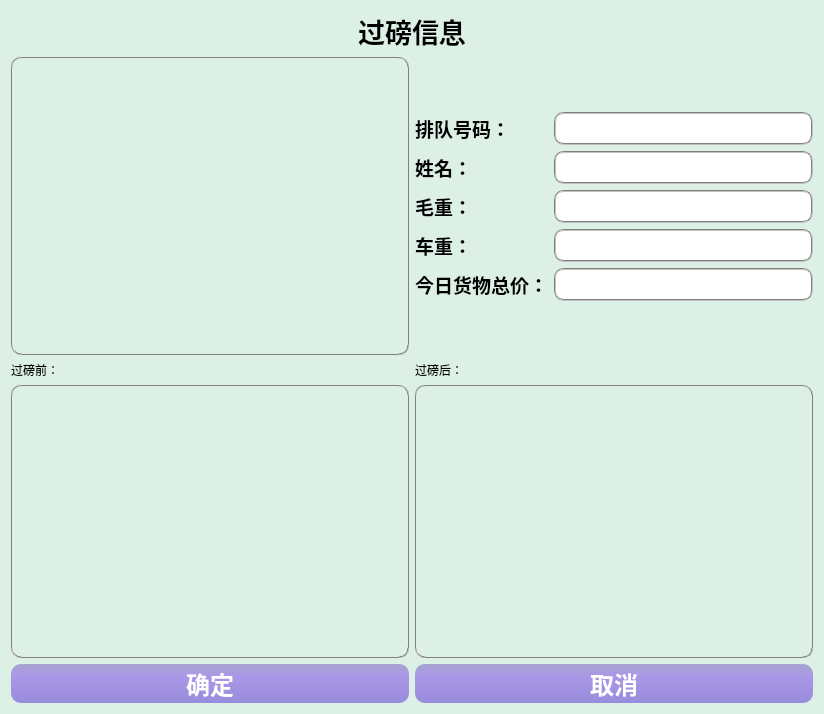
Before: the Qt Designer form weighinfo.ui in ljhuan/WasteRecycle, drawn with Qt 5.
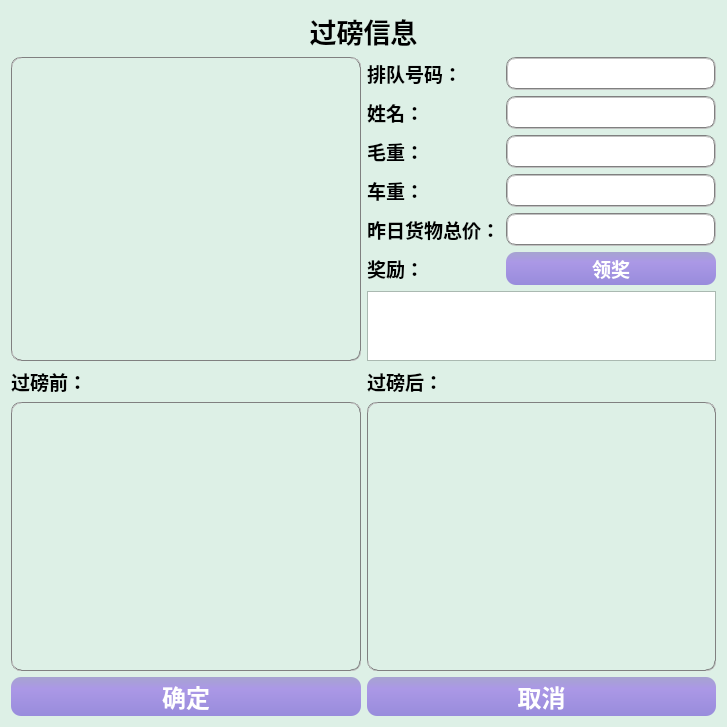
After: the same form once the commit is applied.

What changed in the file:
```diff
--- a/weighinfo.ui
+++ b/weighinfo.ui
@@ -6,8 +6,8 @@
    <rect>
     <x>0</x>
     <y>0</y>
-    <width>824</width>
-    <height>714</height>
+    <width>727</width>
+    <height>727</height>
    </rect>
   </property>
   <property name="palette">
@@ -77,7 +77,7 @@
   <property name="windowTitle">
    <string>Dialog</string>
   </property>
-  <layout class="QVBoxLayout" name="verticalLayout" stretch="1,10,10,1">
+  <layout class="QVBoxLayout" name="verticalLayout" stretch="0,1,1,0">
    <item>
     <widget class="QLabel" name="label_13">
      <property name="font">
@@ -109,49 +109,7 @@
       </widget>
      </item>
      <item>
-      <layout class="QFormLayout" name="formLayout">
-       <property name="formAlignment">
-        <set>Qt::AlignLeading|Qt::AlignLeft|Qt::AlignVCenter</set>
-       </property>
-       <item row="0" column="0">
-        <widget class="QLabel" name="label_4">
-         <property name="font">
-          <font>
-           <family>Arial</family>
-           <pointsize>14</pointsize>
-           <weight>75</weight>
-           <bold>true</bold>
-          </font>
-         </property>
-         <property name="text">
-          <string>排队号码：</string>
-         </property>
-        </widget>
-       </item>
-       <item row="0" column="1">
-        <widget class="QLineEdit" name="le_num">
-         <property name="enabled">
-          <bool>false</bool>
-         </property>
-         <property name="sizePolicy">
-          <sizepolicy hsizetype="Preferred" vsizetype="Fixed">
-           <horstretch>0</horstretch>
-           <verstretch>0</verstretch>
-          </sizepolicy>
-         </property>
-         <property name="font">
-          <font>
-           <family>Arial</family>
-           <pointsize>14</pointsize>
-           <weight>75</weight>
-           <bold>true</bold>
-          </font>
-         </property>
-         <property name="styleSheet">
-          <string notr="true">border:2px groove gray;border-radius:10px;padding:2px 4px;</string>
-         </property>
-        </widget>
-       </item>
+      <layout class="QGridLayout" name="gridLayout_2">
        <item row="1" column="0">
         <widget class="QLabel" name="label_2">
          <property name="font">
@@ -191,6 +149,69 @@
          </property>
         </widget>
        </item>
+       <item row="0" column="0">
+        <widget class="QLabel" name="label_4">
+         <property name="font">
+          <font>
+           <family>Arial</family>
+           <pointsize>14</pointsize>
+           <weight>75</weight>
+           <bold>true</bold>
+          </font>
+         </property>
+         <property name="text">
+          <string>排队号码：</string>
+         </property>
+        </widget>
+       </item>
+       <item row="0" column="1">
+        <widget class="QLineEdit" name="le_num">
+         <property name="enabled">
+          <bool>false</bool>
+         </property>
+         <property name="sizePolicy">
+          <sizepolicy hsizetype="Preferred" vsizetype="Fixed">
+           <horstretch>0</horstretch>
+           <verstretch>0</verstretch>
+          </sizepolicy>
+         </property>
+         <property name="font">
+          <font>
+           <family>Arial</family>
+           <pointsize>14</pointsize>
+           <weight>75</weight>
+           <bold>true</bold>
+          </font>
+         </property>
+         <property name="styleSheet">
+          <string notr="true">border:2px groove gray;border-radius:10px;padding:2px 4px;</string>
+         </property>
+        </widget>
+       </item>
+       <item row="3" column="1">
+        <widget class="QLineEdit" name="le_vWeigh">
+         <property name="enabled">
+          <bool>false</bool>
+         </property>
+         <property name="sizePolicy">
+          <sizepolicy hsizetype="Preferred" vsizetype="Fixed">
+           <horstretch>0</horstretch>
+           <verstretch>0</verstretch>
+          </sizepolicy>
+         </property>
+         <property name="font">
+          <font>
+           <family>Arial</family>
+           <pointsize>14</pointsize>
+           <weight>75</weight>
+           <bold>true</bold>
+          </font>
+         </property>
+         <property name="styleSheet">
+          <string notr="true">border:2px groove gray;border-radius:10px;padding:2px 4px;</string>
+         </property>
+        </widget>
+       </item>
        <item row="2" column="0">
         <widget class="QLabel" name="label_5">
          <property name="font">
@@ -206,30 +227,6 @@
          </property>
         </widget>
        </item>
-       <item row="2" column="1">
-        <widget class="QLineEdit" name="le_rWeigh">
-         <property name="enabled">
-          <bool>false</bool>
-         </property>
-         <property name="sizePolicy">
-          <sizepolicy hsizetype="Preferred" vsizetype="Fixed">
-           <horstretch>0</horstretch>
-           <verstretch>0</verstretch>
-          </sizepolicy>
-         </property>
-         <property name="font">
-          <font>
-           <family>Arial</family>
-           <pointsize>14</pointsize>
-           <weight>75</weight>
-           <bold>true</bold>
-          </font>
-         </property>
-         <property name="styleSheet">
-          <string notr="true">border:2px groove gray;border-radius:10px;padding:2px 4px;</string>
-         </property>
-        </widget>
-       </item>
        <item row="3" column="0">
         <widget class="QLabel" name="label_7">
          <property name="font">
@@ -245,8 +242,8 @@
          </property>
         </widget>
        </item>
-       <item row="3" column="1">
-        <widget class="QLineEdit" name="le_vWeigh">
+       <item row="2" column="1">
+        <widget class="QLineEdit" name="le_rWeigh">
          <property name="enabled">
           <bool>false</bool>
          </property>
@@ -280,12 +277,12 @@
           </font>
          </property>
          <property name="text">
-          <string>今日货物总价：</string>
+          <string>昨日货物总价：</string>
          </property>
         </widget>
        </item>
        <item row="4" column="1">
-        <widget class="QLineEdit" name="le_todayWeight">
+        <widget class="QLineEdit" name="le_yestodayWeight">
          <property name="enabled">
           <bool>false</bool>
          </property>
@@ -302,6 +299,71 @@
          </property>
         </widget>
        </item>
+       <item row="7" column="0" colspan="2">
+        <widget class="QTextBrowser" name="tb_records"/>
+       </item>
+       <item row="5" column="1">
+        <widget class="QPushButton" name="btn_prize">
+         <property name="enabled">
+          <bool>true</bool>
+         </property>
+         <property name="sizePolicy">
+          <sizepolicy hsizetype="Preferred" vsizetype="Preferred">
+           <horstretch>0</horstretch>
+           <verstretch>0</verstretch>
+          </sizepolicy>
+         </property>
+         <property name="font">
+          <font>
+           <family>Arial</family>
+           <pointsize>14</pointsize>
+           <weight>75</weight>
+           <bold>true</bold>
+          </font>
+         </property>
+         <property name="styleSheet">
+          <string notr="true">QPushButton{color: rgb(255, 255, 255);
+			background: qlineargradient(x1:0, y1:0, x2:0, y2:1, stop:0 rgb(166,164,208),stop:0.3 rgb(171,152,230), stop:1 rgb(152,140,220));
+            border:1px;
+            border-radius:10px;
+            padding:2px 4px;
+}
+QPushButton:hover{
+            color: rgb(255, 255, 255); 
+            background: qlineargradient(x1:0, y1:0, x2:0, y2:1, stop:0 rgb(130,120,226), stop:0.3 rgb(120,130,230), stop:1 rgb(125,140,226));
+            border:1px;
+            border-radius:10px;
+            padding:2px 4px; 
+        }
+        QPushButton:pressed{
+            color: rgb(255, 255, 255);
+            background: qlineargradient(x1:0, y1:0, x2:0, y2:1, stop:0 rgb(240,156,121), stop:0.3 rgb(220,160,140), stop:1 rgb(230,140,120));
+            border:1px;
+            border-radius:10px;
+            padding:2px 4px;
+        }
+</string>
+         </property>
+         <property name="text">
+          <string>领奖</string>
+         </property>
+        </widget>
+       </item>
+       <item row="5" column="0">
+        <widget class="QLabel" name="lb_prize">
+         <property name="font">
+          <font>
+           <family>Arial</family>
+           <pointsize>14</pointsize>
+           <weight>75</weight>
+           <bold>true</bold>
+          </font>
+         </property>
+         <property name="text">
+          <string>奖励：</string>
+         </property>
+        </widget>
+       </item>
       </layout>
      </item>
     </layout>
@@ -310,6 +372,14 @@
     <layout class="QGridLayout" name="gridLayout" rowstretch="1,15" columnstretch="1,1">
      <item row="0" column="0">
       <widget class="QLabel" name="label_11">
+       <property name="font">
+        <font>
+         <family>Arial</family>
+         <pointsize>14</pointsize>
+         <weight>75</weight>
+         <bold>true</bold>
+        </font>
+       </property>
        <property name="text">
         <string>过磅前：</string>
        </property>
@@ -317,6 +387,14 @@
      </item>
      <item row="0" column="1">
       <widget class="QLabel" name="label_12">
+       <property name="font">
+        <font>
+         <family>Arial</family>
+         <pointsize>14</pointsize>
+         <weight>75</weight>
+         <bold>true</bold>
+        </font>
+       </property>
        <property name="text">
         <string>过磅后：</string>
        </property>
```
